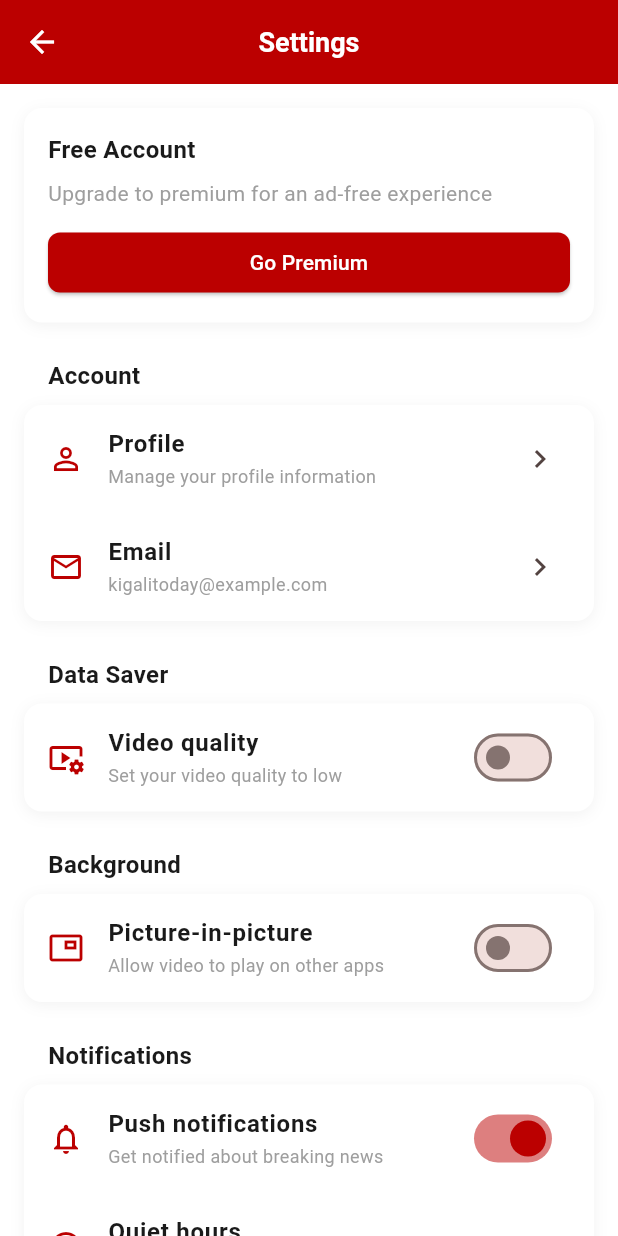
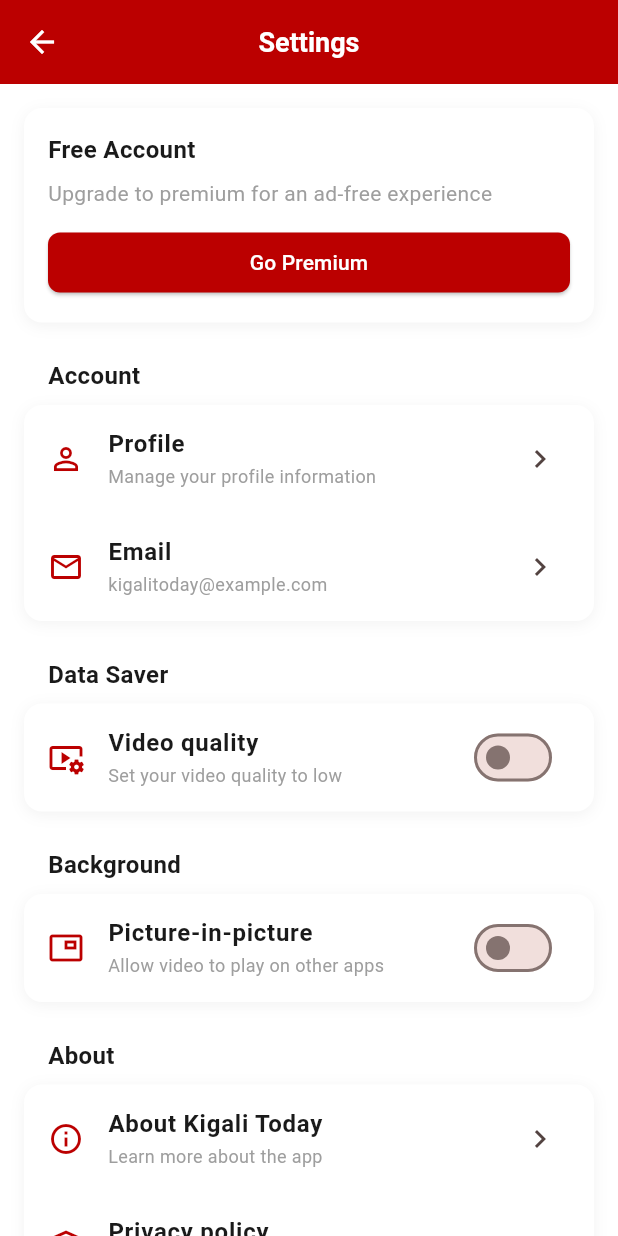
Before and after one commit to Codewithjalloh/kigaliTNApp, a Flutter app: the SettingsScreen screen opened directly, on a phone screen of 412 x 824 dp. Run offline on Flutter 3.47's test engine with Material 3 defaults, Android fonts, the light colour scheme and no system bars; our stand-ins replace cached_network_image, pull_to_refresh; network calls fail.

Commit message:
Clean up settings screen: Remove notifications section and update about navigation
- Removed entire notifications section from settings screen
- Updated 'About Kigali Today' item to navigate to dedicated AboutScreen
- Added proper navigation to AboutScreen with MaterialPageRoute
- Added TODO comments for Privacy Policy and Terms of Service screens
- Cleaner, more focused settings screen layout
- Notifications are now handled in dedicated NotificationsScreen from profile

```diff
--- a/lib/screens/settings_screen.dart
+++ b/lib/screens/settings_screen.dart
@@ -1,5 +1,6 @@
 import 'package:flutter/material.dart';
 import 'premium_screen.dart';
+import 'about_screen.dart';
 
 class SettingsScreen extends StatelessWidget {
   const SettingsScreen({super.key});
@@ -124,48 +125,36 @@
 
           const SizedBox(height: 24),
 
-          // Notifications Section
-          _buildSettingsSection('Notifications', [
-            _buildSettingsItem(
-              icon: Icons.notifications_outlined,
-              title: 'Push notifications',
-              subtitle: 'Get notified about breaking news',
-              trailing: Switch(
-                value: true,
-                onChanged: (value) {},
-                activeColor: const Color(0xFFBB0000),
-              ),
-              onTap: () {},
-            ),
-            _buildSettingsItem(
-              icon: Icons.schedule_outlined,
-              title: 'Quiet hours',
-              subtitle: 'Set when to receive notifications',
-              onTap: () {},
-            ),
-          ]),
-
-          const SizedBox(height: 24),
-
           // About Section
           _buildSettingsSection('About', [
             _buildSettingsItem(
               icon: Icons.info_outline,
-              title: 'App version',
-              subtitle: '1.0.0',
-              onTap: () {},
+              title: 'About Kigali Today',
+              subtitle: 'Learn more about the app',
+              onTap: () {
+                Navigator.push(
+                  context,
+                  MaterialPageRoute(
+                    builder: (context) => const AboutScreen(),
+                  ),
+                );
+              },
             ),
             _buildSettingsItem(
               icon: Icons.privacy_tip_outlined,
               title: 'Privacy policy',
               subtitle: 'Read our privacy policy',
-              onTap: () {},
+              onTap: () {
+                // TODO: Implement privacy policy screen
+              },
             ),
             _buildSettingsItem(
               icon: Icons.description_outlined,
               title: 'Terms of service',
               subtitle: 'Read our terms of service',
-              onTap: () {},
+              onTap: () {
+                // TODO: Implement terms of service screen
+              },
             ),
           ]),
         ],
```
